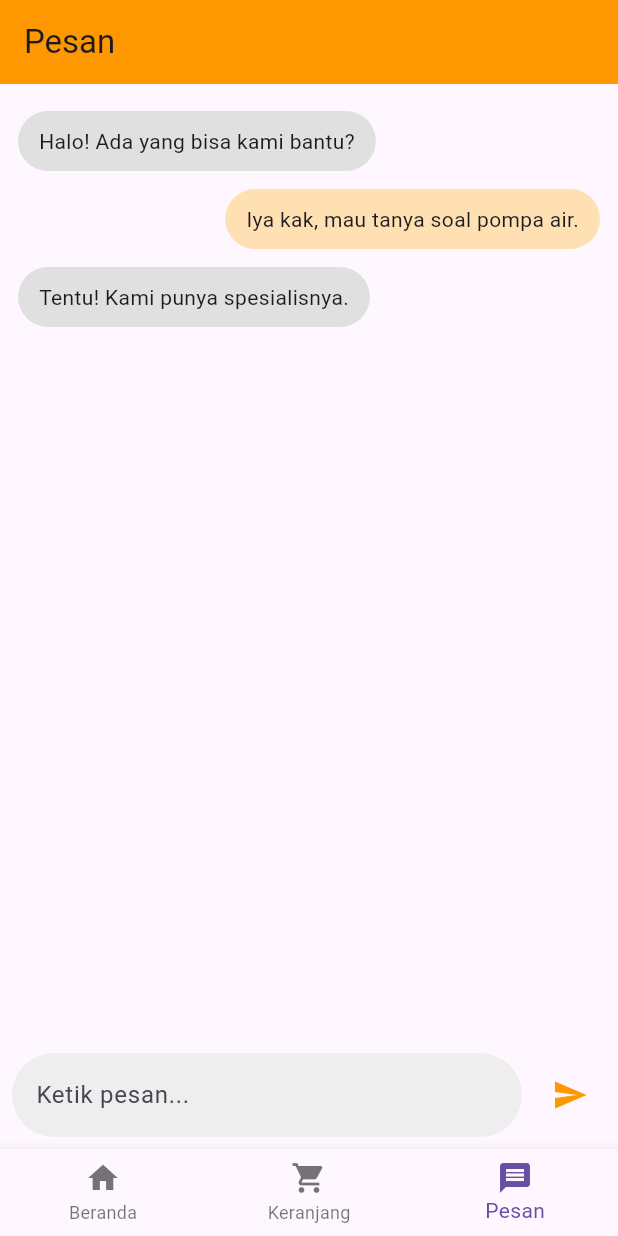
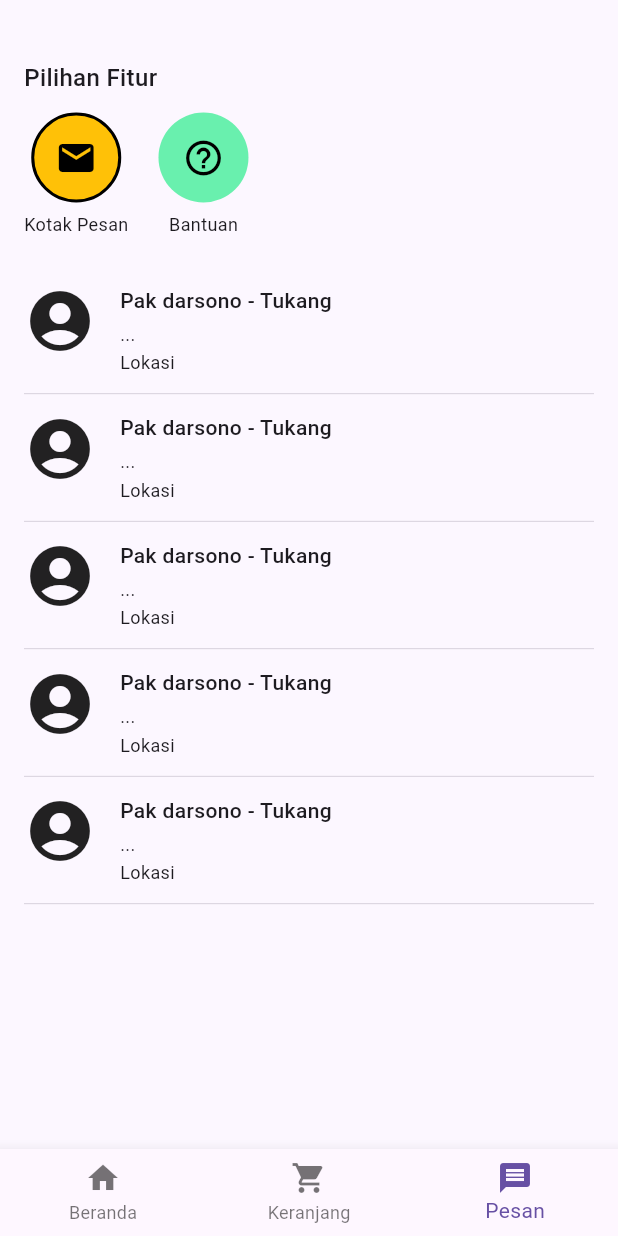
Before and after one commit to farellkresnanda/TUBES-APB, a Flutter app: the HomeScreen screen opened directly, item 3 of the bottom bar chosen, on a phone screen of 412 x 824 dp. Run offline on Flutter 3.47's test engine with Material 3 defaults, Android fonts, the phone set to English and light mode, and no system bars; our stand-ins replace image_picker, supabase_flutter; accounts and stored records are empty; network calls fail.

Commit message:
progress 20 april

```diff
--- /dev/null
+++ b/lib/screens/ChatSection/ChatListScreen.dart
@@ -0,0 +1,124 @@
+import 'package:flutter/material.dart';
+import 'MessageScreen.dart';
+import 'HelpScreen.dart';
+
+class ChatListScreen extends StatefulWidget {
+  const ChatListScreen({super.key});
+
+  @override
+  State<ChatListScreen> createState() => _ChatListScreenState();
+}
+
+class _ChatListScreenState extends State<ChatListScreen> {
+  String selectedFeature = 'Kotak Pesan';
+
+  @override
+  Widget build(BuildContext context) {
+    return Scaffold(
+      backgroundColor: const Color(0xFFFCF7FF),
+      body: Padding(
+        padding: const EdgeInsets.symmetric(horizontal: 16),
+        child: Column(
+          crossAxisAlignment: CrossAxisAlignment.start,
+          children: [
+            const SizedBox(height: 40),
+            const Text(
+              'Pilihan Fitur',
+              style: TextStyle(fontSize: 16, fontWeight: FontWeight.w500),
+            ),
+            const SizedBox(height: 12),
+            Row(
+              children: [
+                _buildFeatureIcon('Kotak Pesan', Icons.mail, Colors.amber),
+                const SizedBox(width: 20),
+                _buildFeatureIcon('Pusat Bantuan', Icons.help_outline, Colors.greenAccent),
+              ],
+            ),
+            const SizedBox(height: 20),
+            Expanded(
+              child: selectedFeature == 'Kotak Pesan'
+                  ? _buildChatList(context)
+                  : const HelpScreen(),
+            ),
+          ],
+        ),
+      ),
+    );
+  }
+
+  Widget _buildFeatureIcon(String label, IconData icon, Color color) {
+    final isSelected = selectedFeature == label;
+    return GestureDetector(
+      onTap: () {
+        setState(() {
+          selectedFeature = label;
+        });
+      },
+      child: Column(
+        children: [
+          Container(
+            width: 60,
+            height: 60,
+            decoration: BoxDecoration(
+              color: color,
+              shape: BoxShape.circle,
+              border: isSelected ? Border.all(color: Colors.black, width: 2) : null,
+            ),
+            child: Icon(icon, color: Colors.black, size: 28),
+          ),
+          const SizedBox(height: 6),
+          Text(
+            label == 'Kotak Pesan' ? 'Kotak Pesan' : 'Bantuan',
+            style: const TextStyle(fontSize: 12),
+          ),
+        ],
+      ),
+    );
+  }
+
+  Widget _buildChatList(BuildContext context) {
+    final List<String> chatNames = List.generate(5, (_) => 'Pak Darsono - Tukang');
+
+    return ListView.builder(
+      itemCount: chatNames.length,
+      itemBuilder: (context, index) {
+        return Column(
+          children: [
+            GestureDetector(
+              onTap: () {
+                Navigator.push(
+                  context,
+                  MaterialPageRoute(builder: (_) => const MessageScreen()),
+                );
+              },
+              child: Padding(
+                padding: const EdgeInsets.symmetric(vertical: 12),
+                child: Row(
+                  crossAxisAlignment: CrossAxisAlignment.start,
+                  children: [
+                    const Icon(Icons.account_circle, size: 48),
+                    const SizedBox(width: 16),
+                    Column(
+                      crossAxisAlignment: CrossAxisAlignment.start,
+                      children: const [
+                        Text(
+                          'Pak darsono - Tukang',
+                          style: TextStyle(fontSize: 14, fontWeight: FontWeight.w500),
+                        ),
+                        SizedBox(height: 4),
+                        Text('...', style: TextStyle(fontSize: 12)),
+                        SizedBox(height: 2),
+                        Text('Lokasi', style: TextStyle(fontSize: 12)),
+                      ],
+                    )
+                  ],
+                ),
+              ),
+            ),
+            const Divider(height: 1, thickness: 0.5),
+          ],
+        );
+      },
+    );
+  }
+}
--- /dev/null
+++ b/lib/screens/ChatSection/HelpScreen.dart
@@ -0,0 +1,18 @@
+import 'package:flutter/material.dart';
+
+class HelpScreen extends StatelessWidget {
+  const HelpScreen({super.key});
+
+  @override
+  Widget build(BuildContext context) {
+    return Scaffold(
+      appBar: AppBar(title: const Text('Bantuan')),
+      body: const Center(
+        child: Text(
+          'Ini halaman bantuan.\nSilakan hubungi tim support kami.',
+          textAlign: TextAlign.center,
+        ),
+      ),
+    );
+  }
+}
--- a/lib/screens/home_screen.dart
+++ b/lib/screens/home_screen.dart
@@ -8,7 +8,7 @@
 import 'package:tubes_1/screens/kelistrikan_screen.dart';
 import 'package:tubes_1/screens/air_screen.dart';
 import 'cart_screen.dart';
-import 'package:tubes_1/screens/message_screen.dart';
+import 'package:tubes_1/screens/ChatSection/ChatListScreen.dart';
 
 class HomeScreen extends StatefulWidget {
   const HomeScreen({super.key});
@@ -50,7 +50,7 @@
         onProfileMenu: _buildProfileMenu,
       ),
       const CartScreen(),
-      const MessageScreen(),
+      const ChatListScreen(),
     ];
 
     return Scaffold(
```
Also changed, not shown: lib/screens/ChatSection/MessageScreen.dart (renamed from lib/screens/message_screen.dart).
